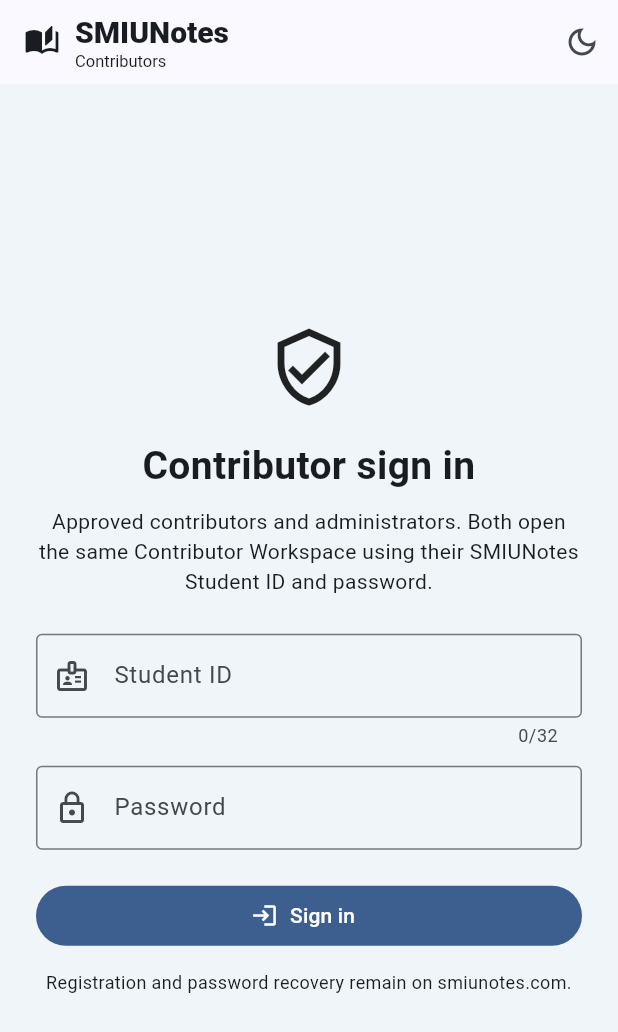
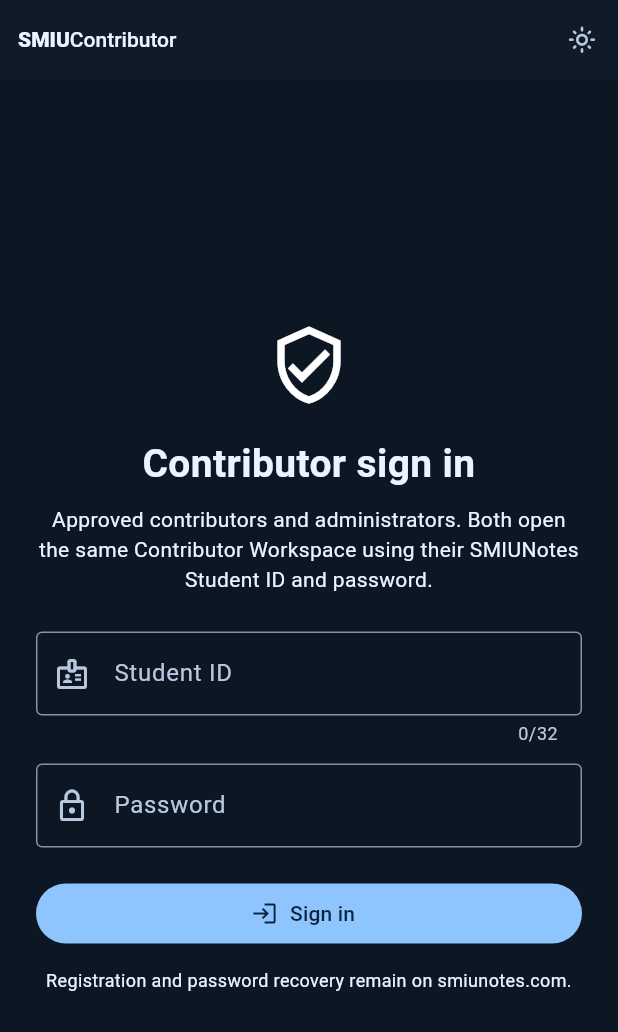
Before and after one commit to Basheer-1/smiunotes-contributers-app, a Flutter app: the screen it shows after launch, on a phone screen of 412 x 824 dp. Shown: the top 1032 px of the screen. Run offline on Flutter 3.47's test engine with Material 3 defaults, Android fonts, the phone set to English and light mode, and no system bars; our stand-ins replace file_picker, flutter_secure_storage, material_ui, webview_flutter.

Commit message:
ui(contributors): dark compact contributor shell and two primary tabs with header profile/inbox

```diff
--- a/lib/main.dart
+++ b/lib/main.dart
@@ -9,12 +9,8 @@ import 'contributor_draft_details_page.dart';
 void main() => runApp(const ContributorsApp());
 
 const blue = Color(0xFF1F527E);
-const labels = ['Dashboard', 'Upload', 'Notes', 'Profile', 'Inbox'];
-const icons = [
-  Icons.dashboard_outlined, Icons.upload_file_outlined,
-  Icons.folder_copy_outlined, Icons.person_outline,
-  Icons.notifications_none,
-];
+const labels = ['Workspace', 'New Draft'];
+const icons = [Icons.folder_open_rounded, Icons.add_circle_outline_rounded];
 
 class ContributorsApp extends StatefulWidget {
   const ContributorsApp({super.key});
@@ -26,7 +22,7 @@ class ContributorsApp extends StatefulWidget {
 class _ContributorsAppState extends State<ContributorsApp> {
   static const _vault = FlutterSecureStorage();
   static const _themeKey = 'smiunotes.theme.v1';
-  bool darkMode = false;
+  bool darkMode = true;
 
   @override
   void initState() {
@@ -68,19 +64,19 @@ class _ContributorsAppState extends State<ContributorsApp> {
       colorScheme: ColorScheme.fromSeed(
         seedColor: const Color(0xFF87B9F8),
         brightness: Brightness.dark,
-        surface: const Color(0xFF101E32),
+        surface: const Color(0xFF101B29),
       ).copyWith(
         primary: const Color(0xFF8EC5FF),
         onPrimary: const Color(0xFF09213C),
         primaryContainer: const Color(0xFF18395B),
         onPrimaryContainer: const Color(0xFFD9EAFD),
         secondary: const Color(0xFFACD7F7),
-        surface: const Color(0xFF101E32),
+        surface: const Color(0xFF101B29),
         onSurface: const Color(0xFFEAF3FF),
         onSurfaceVariant: const Color(0xFFB7C9DE),
         outlineVariant: const Color(0xFF324862),
       ),
-      scaffoldBackgroundColor: const Color(0xFF081321),
+      scaffoldBackgroundColor: const Color(0xFF0D1723),
       inputDecorationTheme: const InputDecorationTheme(
         border: OutlineInputBorder(),
       ),
@@ -193,7 +189,7 @@ class _ContributorHomeState extends State<ContributorHome> {
   }
 
   Future<void> _changeTab(int index) async {
-    if (!authenticated || index < 0 || index >= labels.length) return;
+    if (!authenticated || index < 0 || index > 4) return;
     setState(() => selected = index);
     // Refresh from the shared website backend whenever a tab is visited.
     // This avoids requiring a full app restart after a new note is published.
@@ -238,31 +234,39 @@ class _ContributorHomeState extends State<ContributorHome> {
     }
     return Scaffold(
       appBar: AppBar(
-        title: const Row(children: [
-          Icon(Icons.auto_stories_rounded),
-          SizedBox(width: 10),
-          Expanded(child: Column(
-            crossAxisAlignment: CrossAxisAlignment.start,
-            children: [
-              Text('SMIUNotes', style: TextStyle(
-                  fontSize: 20, fontWeight: FontWeight.w800)),
-              Text('Contributors', style: TextStyle(fontSize: 11)),
-            ],
-          )),
+        toolbarHeight: 53,
+        titleSpacing: 12,
+        title: Row(children: [
+          const Text('SMIU', style: TextStyle(fontSize: 14, fontWeight: FontWeight.w800)),
+          const Text('Contributor', style: TextStyle(fontSize: 14, fontWeight: FontWeight.w500)),
+          const SizedBox(width: 8),
+          if (authenticated) Container(
+            padding: const EdgeInsets.symmetric(horizontal: 6, vertical: 3),
+            decoration: BoxDecoration(color: const Color(0xFF192D40),
+              borderRadius: BorderRadius.circular(12)),
+            child: Text(((workspace?['upload_scope'] as Map?)?['role'] ?? 'Staff')
+              .toString().toUpperCase(),
+              style: const TextStyle(fontSize: 9, color: Color(0xFFA3CDE5))),
+          ),
         ]),
         actions: [
           IconButton(
             tooltip: widget.darkMode ? 'Switch to light theme' : 'Switch to dark theme',
             onPressed: widget.onThemeToggle,
             icon: Icon(widget.darkMode ? Icons.light_mode_outlined
-                : Icons.dark_mode_outlined),
+                : Icons.dark_mode_outlined, size: 19),
           ),
-          if (authenticated)
-            IconButton(tooltip: 'Refresh', onPressed: busy ? null : _refresh,
-                icon: const Icon(Icons.refresh)),
-          if (authenticated)
-            IconButton(tooltip: 'Sign out', onPressed: busy ? null : _signOut,
-                icon: const Icon(Icons.logout)),
+          if (authenticated) IconButton(
+            key: const Key('contributor-header-notifications'),
+            tooltip: 'Notifications', onPressed: () => _changeTab(4),
+            icon: const Icon(Icons.notifications_none_rounded, size: 20)),
+          if (authenticated) InkWell(
+            key: const Key('contributor-header-avatar'),
+            onTap: () => _changeTab(3),
+            child: const Padding(padding: EdgeInsets.symmetric(horizontal: 10),
+              child: CircleAvatar(radius: 15, backgroundColor: Color(0xFF386D89),
+                child: Icon(Icons.person_outline, size: 17))),
+          ),
         ],
       ),
       body: Column(children: [
@@ -276,11 +280,13 @@ class _ContributorHomeState extends State<ContributorHome> {
         Expanded(child: authenticated ? _workspaceBody() : _loginBody()),
       ]),
       bottomNavigationBar: authenticated ? NavigationBar(
-        selectedIndex: selected,
+        height: 65,
+        backgroundColor: const Color(0xFF122234),
+        selectedIndex: selected == 1 ? 1 : 0,
         onDestinationSelected: _changeTab,
         destinations: [
           for (var i = 0; i < labels.length; i++)
-            NavigationDestination(icon: Icon(icons[i]), label: labels[i]),
+            NavigationDestination(icon: Icon(icons[i], size: 20), label: labels[i]),
         ],
       ) : null,
     );
@@ -483,7 +489,7 @@ class _ContributorHomeState extends State<ContributorHome> {
           onSave: (title, description, subject) async {
             await api.createDraft(title, description, subject);
             await _refresh();
-            if (mounted) _changeTab(2);
+            if (mounted) _changeTab(0);
           }),
       const SizedBox(height: 18),
       const Text('Step 1: Save your draft. Step 2: Open it under Notes and upload the PDF. Step 3: Prepare watermarked pages for review.'),
```
